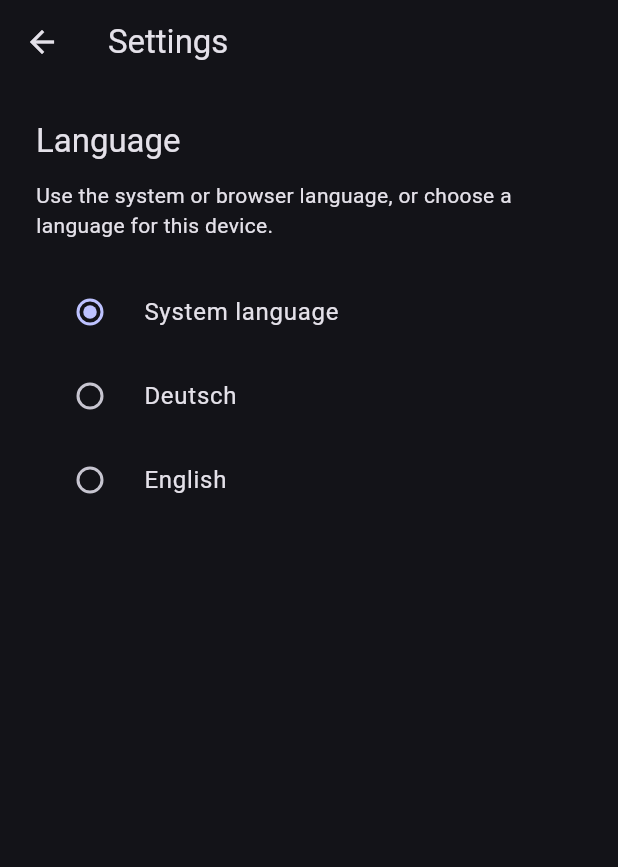
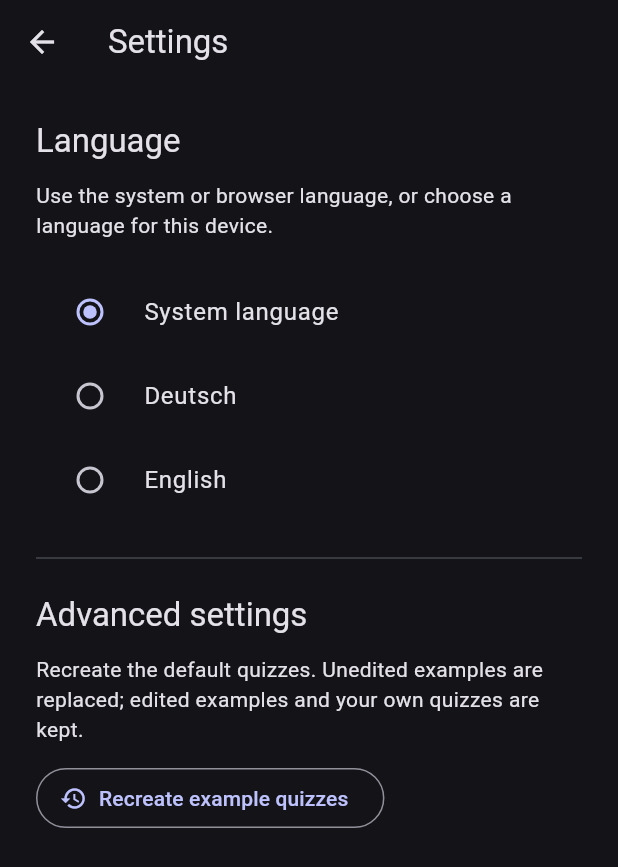
Before and after one commit to Dalati-Freestyle/quizmo, a Flutter app: the screen it shows after launch, after a tap on the "settings" icon, on a phone screen of 412 x 824 dp. Shown: the top 867 px of the screen. Run offline on Flutter 3.47's test engine with Material 3 defaults, Android fonts, the phone set to English and light mode, and no system bars; our stand-ins replace bloc, equatable, file_picker, flutter_bloc, flutter_highlight, flutter_map and 10 more; missing offline and left inert: dart:js_interop, just_audio_media_kit, pointer_interceptor, shelf_router.

Commit message:
add advanced settings for recreating example quizzes, preserving user data and enhancing quiz library management

```diff
--- a/lib/core/data/quiz_repository.dart
+++ b/lib/core/data/quiz_repository.dart
@@ -4,6 +4,7 @@ library;
 import 'dart:convert';
 
 import '../models/models.dart';
+import 'sample_quiz.dart';
 
 /// Describes an unavailable or malformed local quiz library.
 final class QuizRepositoryException implements Exception {
@@ -36,6 +37,9 @@ abstract interface class QuizRepository {
 
   /// Deletes the quiz identified by [quizId].
   Future<void> delete(String quizId);
+
+  /// Replaces unedited examples, preserving user quizzes and their stable IDs.
+  Future<void> recreateExamples(DateTime timestamp);
 }
 
 /// Serializes a complete library through an injected [QuizLibraryStore].
@@ -49,8 +53,14 @@ final class PersistentQuizRepository implements QuizRepository {
 
   @override
   Future<List<Quiz>> loadAll() async {
+    return (await _read()).quizzes;
+  }
+
+  Future<({List<Quiz> quizzes, Set<String> defaultIds})> _read() async {
     final contents = await _store.read();
-    if (contents == null || contents.trim().isEmpty) return const [];
+    if (contents == null || contents.trim().isEmpty) {
+      return (quizzes: <Quiz>[], defaultIds: <String>{});
+    }
 
     try {
       final decoded = jsonDecode(contents);
@@ -67,7 +77,14 @@ final class PersistentQuizRepository implements QuizRepository {
           'Expected $_schemaVersion.',
         );
       }
-      return List.unmodifiable(json.readList('quizzes', Quiz.fromJson));
+      final quizzes = json.readList('quizzes', Quiz.fromJson);
+      final defaultIds = json.containsKey('defaultQuizIds')
+          ? json.readStringList('defaultQuizIds').toSet()
+          : _legacyDefaultIds(quizzes);
+      return (
+        quizzes: List<Quiz>.unmodifiable(quizzes),
+        defaultIds: defaultIds,
+      );
     } on QuizRepositoryException {
       rethrow;
     } on FormatException catch (error) {
@@ -88,37 +105,58 @@ final class PersistentQuizRepository implements QuizRepository {
   @override
   Future<void> save(Quiz quiz) async {
     quiz.validate();
-    final quizzes = [...await loadAll()];
+    final library = await _read();
+    final quizzes = [...library.quizzes];
     final existingIndex = quizzes.indexWhere((item) => item.id == quiz.id);
     if (existingIndex < 0) {
       quizzes.add(quiz);
     } else {
       quizzes[existingIndex] = quiz;
     }
-    await _write(quizzes);
+    await _write(quizzes, library.defaultIds..remove(quiz.id));
   }
 
   @override
   Future<void> delete(String quizId) async {
-    final quizzes = await loadAll();
-    await _write(quizzes.where((quiz) => quiz.id != quizId).toList());
+    final library = await _read();
+    await _write(
+      library.quizzes.where((quiz) => quiz.id != quizId).toList(),
+      library.defaultIds..remove(quizId),
+    );
   }
 
-  Future<void> _write(List<Quiz> quizzes) => _store.write(
-    const JsonEncoder.withIndent('  ').convert({
-      'schemaVersion': _schemaVersion,
-      'quizzes': quizzes.map((quiz) => quiz.toJson()).toList(growable: false),
-    }),
-  );
+  @override
+  Future<void> recreateExamples(DateTime timestamp) async {
+    final library = await _read();
+    final replacement = _recreateExamples(
+      library.quizzes,
+      library.defaultIds,
+      timestamp,
+    );
+    await _write(replacement.quizzes, replacement.defaultIds);
+  }
+
+  Future<void> _write(List<Quiz> quizzes, Set<String> defaultIds) =>
+      _store.write(
+        const JsonEncoder.withIndent('  ').convert({
+          'schemaVersion': _schemaVersion,
+          'quizzes': quizzes
+              .map((quiz) => quiz.toJson())
+              .toList(growable: false),
+          'defaultQuizIds': defaultIds.toList(),
+        }),
+      );
 }
 
 /// Keeps quizzes in memory for tests and ephemeral previews.
 final class InMemoryQuizRepository implements QuizRepository {
   /// Creates a repository initialized with [initialQuizzes].
   InMemoryQuizRepository([Iterable<Quiz> initialQuizzes = const []])
-    : _quizzes = List<Quiz>.from(initialQuizzes);
+    : _quizzes = List<Quiz>.from(initialQuizzes),
+      _defaultIds = _legacyDefaultIds(initialQuizzes);
 
   final List<Quiz> _quizzes;
+  final Set<String> _defaultIds;
 
   @override
   Future<List<Quiz>> loadAll() async => List.unmodifiable(_quizzes);
@@ -126,6 +164,7 @@ final class InMemoryQuizRepository implements QuizRepository {
   @override
   Future<void> save(Quiz quiz) async {
     quiz.validate();
+    _defaultIds.remove(quiz.id);
     final existingIndex = _quizzes.indexWhere((item) => item.id == quiz.id);
     if (existingIndex < 0) {
       _quizzes.add(quiz);
@@ -137,5 +176,52 @@ final class InMemoryQuizRepository implements QuizRepository {
   @override
   Future<void> delete(String quizId) async {
     _quizzes.removeWhere((quiz) => quiz.id == quizId);
+    _defaultIds.remove(quizId);
+  }
+
+  @override
+  Future<void> recreateExamples(DateTime timestamp) async {
+    final replacement = _recreateExamples(_quizzes, _defaultIds, timestamp);
+    _quizzes
+      ..clear()
+      ..addAll(replacement.quizzes);
+    _defaultIds
+      ..clear()
+      ..addAll(replacement.defaultIds);
   }
 }
+
+Set<String> _legacyDefaultIds(Iterable<Quiz> quizzes) => {
+  for (final quiz in quizzes)
+    if (const {
+          'quiz-sample',
+          'quiz-sample-jeopardy',
+          'quiz-sample-poker',
+        }.contains(quiz.id) &&
+        quiz.createdAt == quiz.updatedAt)
+      quiz.id,
+};
+
+({List<Quiz> quizzes, Set<String> defaultIds}) _recreateExamples(
+  List<Quiz> quizzes,
+  Set<String> defaultIds,
+  DateTime timestamp,
+) {
+  final retained = quizzes
+      .where((quiz) => !defaultIds.contains(quiz.id))
+      .toList();
+  final usedIds = retained.map((quiz) => quiz.id).toSet();
+  final examples = <Quiz>[];
+  for (final example in createSampleQuizzes(timestamp)) {
+    var id = example.id;
+    var suffix = 1;
+    while (!usedIds.add(id)) {
+      id = '${example.id}-${suffix++}';
+    }
+    examples.add(example.copyWith(id: id));
+  }
+  return (
+    quizzes: [...retained, ...examples],
+    defaultIds: examples.map((quiz) => quiz.id).toSet(),
+  );
+}
--- a/lib/presentation/quizmaster/editor/quiz_library_page.dart
+++ b/lib/presentation/quizmaster/editor/quiz_library_page.dart
@@ -104,7 +104,9 @@ class _QuizLibraryView extends StatelessWidget {
           appBar: AppBar(
             title: Text(context.tr("Quiz library")),
             actions: [
-              const SettingsButton(),
+              SettingsButton(
+                onExamplesChanged: context.read<QuizLibraryCubit>().load,
+              ),
               if (kIsWeb)
                 TextButton.icon(
                   onPressed: state.isBusy
--- /dev/null
+++ b/lib/presentation/settings/example_quiz_settings.dart
@@ -0,0 +1,97 @@
+import 'package:flutter/material.dart';
+
+import '../../core/data/quiz_repository.dart';
+import '../l10n/app_localizations.dart';
+import '../quizmaster/editor/quiz_library_repository.dart';
+
+class ExampleQuizSettings extends StatefulWidget {
+  const ExampleQuizSettings({this.repository, this.onChanged, super.key});
+
+  final QuizRepository? repository;
+  final Future<void> Function()? onChanged;
+
+  @override
+  State<ExampleQuizSettings> createState() => _ExampleQuizSettingsState();
+}
+
+class _ExampleQuizSettingsState extends State<ExampleQuizSettings> {
+  bool _isBusy = false;
+  String? _error;
+
+  @override
+  Widget build(BuildContext context) => Column(
+    crossAxisAlignment: CrossAxisAlignment.start,
+    children: [
+      Text(
+        context.tr(
+          'Recreate the default quizzes. Unedited examples are replaced; edited examples and your own quizzes are kept.',
+        ),
+      ),
+      const SizedBox(height: 12),
+      OutlinedButton.icon(
+        onPressed: _isBusy ? null : _recreate,
+        icon: _isBusy
+            ? const SizedBox(
+                width: 20,
+                height: 20,
+                child: CircularProgressIndicator(strokeWidth: 2),
+              )
+            : const Icon(Icons.restore),
+        label: Text(context.tr('Recreate example quizzes')),
+      ),
+      if (_error != null)
+        Text(
+          context.tr(_error!),
+          style: TextStyle(color: Theme.of(context).colorScheme.error),
+        ),
+    ],
+  );
+
+  Future<void> _recreate() async {
+    final confirmed = await showDialog<bool>(
+      context: context,
+      builder: (context) => AlertDialog(
+        title: Text(context.tr('Recreate example quizzes?')),
+        content: Text(
+          context.tr(
+            'Unedited examples will be removed and recreated. Edited examples and your own quizzes will not be changed.',
+          ),
+        ),
+        actions: [
+          TextButton(
+            onPressed: () => Navigator.pop(context, false),
+            child: Text(context.tr('Abbrechen')),
+          ),
+          FilledButton(
+            onPressed: () => Navigator.pop(context, true),
+            child: Text(context.tr('Recreate example quizzes')),
+          ),
+        ],
+      ),
+    );
+    if (!mounted || confirmed != true) return;
+    setState(() {
+      _isBusy = true;
+      _error = null;
+    });
+    try {
+      await (widget.repository ?? createQuizRepository()).recreateExamples(
+        DateTime.now(),
+      );
+      await widget.onChanged?.call();
+      if (!mounted) return;
+      ScaffoldMessenger.of(context).showSnackBar(
+        SnackBar(content: Text(context.tr('Example quizzes recreated.'))),
+      );
+    } on Object catch (error) {
+      if (!mounted) return;
+      setState(() {
+        _error = context.tr('Could not recreate example quizzes: {0}', [
+          context.tr('$error'),
+        ]);
+      });
+    } finally {
+      if (mounted) setState(() => _isBusy = false);
+    }
+  }
+}
--- a/lib/presentation/settings/settings_page.dart
+++ b/lib/presentation/settings/settings_page.dart
@@ -3,9 +3,12 @@ import 'package:flutter_bloc/flutter_bloc.dart';
 
 import '../l10n/app_localizations.dart';
 import 'locale_cubit.dart';
+import 'example_quiz_settings.dart' deferred as advanced;
 
 class SettingsButton extends StatelessWidget {
-  const SettingsButton({super.key});
+  const SettingsButton({this.onExamplesChanged, super.key});
+
+  final Future<void> Function()? onExamplesChanged;
 
   @override
   Widget build(BuildContext context) {
@@ -19,7 +22,7 @@ class SettingsButton extends StatelessWidget {
         MaterialPageRoute<void>(
           builder: (_) => BlocProvider.value(
             value: controller,
-            child: const SettingsPage(),
+            child: SettingsPage(onExamplesChanged: onExamplesChanged),
           ),
         ),
       ),
@@ -27,8 +30,17 @@ class SettingsButton extends StatelessWidget {
   }
 }
 
-class SettingsPage extends StatelessWidget {
-  const SettingsPage({super.key});
+class SettingsPage extends StatefulWidget {
+  const SettingsPage({this.onExamplesChanged, super.key});
+
+  final Future<void> Function()? onExamplesChanged;
+
+  @override
+  State<SettingsPage> createState() => _SettingsPageState();
+}
+
+class _SettingsPageState extends State<SettingsPage> {
+  final Future<void> _advancedLoad = advanced.loadLibrary();
 
   @override
   Widget build(BuildContext context) => Scaffold(
@@ -82,6 +94,26 @@ class SettingsPage extends StatelessWidget {
               child: Text(context.tr('Retry')),
             ),
           ],
+          const Divider(height: 48),
+          Text(
+            context.tr('Advanced settings'),
+            style: Theme.of(context).textTheme.titleLarge,
+          ),
+          const SizedBox(height: 12),
+          FutureBuilder<void>(
+            future: _advancedLoad,
+            builder: (context, snapshot) {
+              if (snapshot.hasError) {
+                return Text(context.tr('Could not load advanced settings.'));
+              }
+              if (snapshot.connectionState != ConnectionState.done) {
+                return const Center(child: CircularProgressIndicator());
+              }
+              return advanced.ExampleQuizSettings(
+                onChanged: widget.onExamplesChanged,
+              );
+            },
+          ),
         ],
       ),
     ),
--- a/pubspec.yaml
+++ b/pubspec.yaml
@@ -16,7 +16,7 @@ publish_to: 'none' # Remove this line if you wish to publish to pub.dev
 # https://developer.apple.com/library/archive/documentation/General/Reference/InfoPlistKeyReference/Articles/CoreFoundationKeys.html
 # In Windows, build-name is used as the major, minor, and patch parts
 # of the product and file versions while build-number is used as the build suffix.
-version: 1.1.1+3
+version: 1.2.0+4
 
 environment:
   sdk: ^3.13.4
```
Also changed, not shown: lib/core/data/browser_library_backup.dart (+9 -7 lines), lib/presentation/l10n/de.json (+8 -0 lines), lib/presentation/l10n/en.json (+8 -0 lines), lib/presentation/quizmaster/editor/quiz_library_cubit.dart (+2 -6 lines), lib/presentation/l10n/translations.g.dart, 7 other files.
